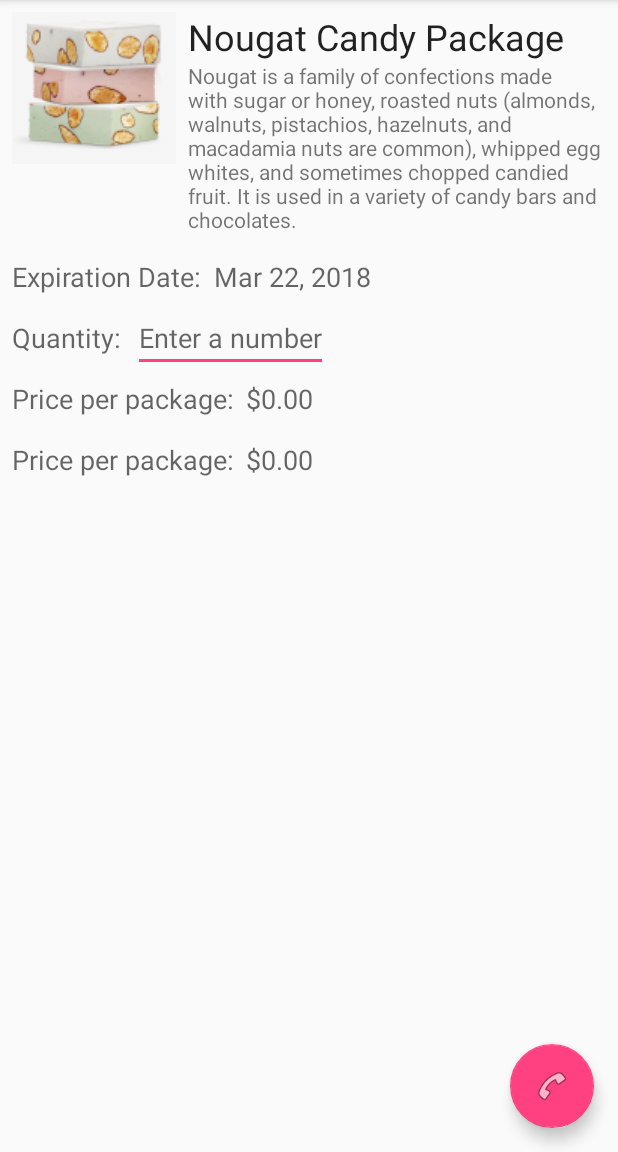
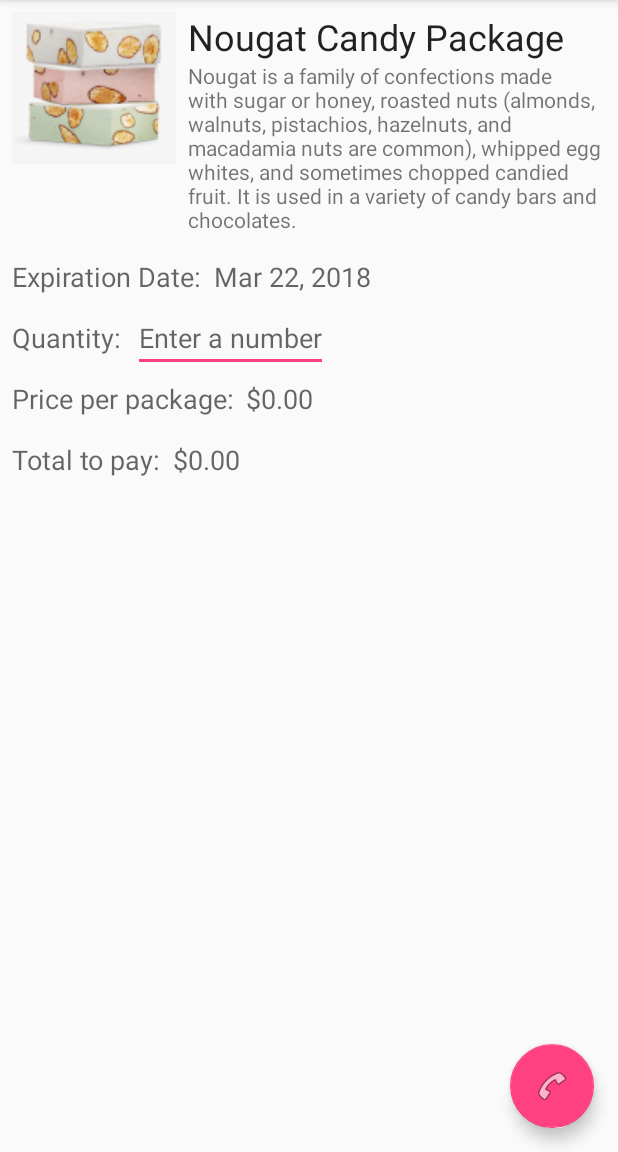
Before and after one commit to bryonnicoson-Android-Certification/LocaleText, an Android app: the screen it shows after launch (MainActivity), on a phone screen of 412 x 824 dp, the part 84-1236 px from its top. Run offline under Robolectric (Android 15) with nearby library versions, the phone set to English and light mode, and no system bars.

Commit message:
Local number formatting

```diff
--- a/app/src/main/java/com/example/android/localetext/MainActivity.java
+++ b/app/src/main/java/com/example/android/localetext/MainActivity.java
@@ -16,18 +16,26 @@
 
 package com.example.android.localetext;
 
+import android.content.Context;
 import android.content.Intent;
 import android.os.Bundle;
 import android.provider.Settings;
 import android.support.design.widget.FloatingActionButton;
 import android.support.v7.app.AppCompatActivity;
 import android.support.v7.widget.Toolbar;
+import android.util.Log;
+import android.view.KeyEvent;
 import android.view.Menu;
 import android.view.MenuItem;
 import android.view.View;
+import android.view.inputmethod.EditorInfo;
+import android.view.inputmethod.InputMethodManager;
+import android.widget.EditText;
 import android.widget.TextView;
 
 import java.text.DateFormat;
+import java.text.NumberFormat;
+import java.text.ParseException;
 import java.util.Date;
 import java.util.concurrent.TimeUnit;
 
@@ -36,6 +44,11 @@ import java.util.concurrent.TimeUnit;
  * a floating action button, an options menu, and the app bar.
  */
 public class MainActivity extends AppCompatActivity {
+
+    private static final String TAG = MainActivity.class.getSimpleName();
+    private NumberFormat mNumberFormat = NumberFormat.getInstance();
+
+    private int mInputQuantity = 1;
 
     /**
      * Creates the view with a toolbar for the options menu
@@ -63,11 +76,42 @@ public class MainActivity extends AppCompatActivity {
         final Date myDate = new Date();
         final long expirationDate = myDate.getTime() + TimeUnit.DAYS.toMillis(5);
         myDate.setTime(expirationDate);
-        // todo: format date for locale
+        // Format date for locale
         String myFormattedDate = DateFormat.getDateInstance().format(myDate);
         // Display formatted date
         TextView expirationDateView = findViewById(R.id.date);
         expirationDateView.setText(myFormattedDate);
+
+        // Add an onEditorActionListener to the EditText
+        final EditText enteredQuantity = findViewById(R.id.quantity);
+        enteredQuantity.setOnEditorActionListener(new EditText.OnEditorActionListener() {
+            @Override
+            public boolean onEditorAction(TextView v, int actionId, KeyEvent event) {
+
+                if (actionId == EditorInfo.IME_ACTION_DONE) {
+                    // close keyboard
+                    InputMethodManager imm = (InputMethodManager)
+                            v.getContext().getSystemService(Context.INPUT_METHOD_SERVICE);
+                    imm.hideSoftInputFromWindow(v.getWindowToken(), 0);
+
+                    // parse quantity EditText String in View v to int
+                    try {
+                        mInputQuantity = mNumberFormat.parse(v.getText().toString()).intValue();
+                        v.setError(null);
+                    } catch (ParseException e) {
+                        Log.e(TAG, Log.getStackTraceString(e));
+                        v.setError(getText(R.string.quantity_hint));
+                        return false;
+                    }
+                    // convert to string using locale's number format
+                    String myFormattedQuantity = mNumberFormat.format(mInputQuantity);
+                    v.setText(myFormattedQuantity);
+                    return true;
+                }
+                return false;
+            }
+        });
+
     }
 
     /**
--- a/app/src/main/res/layout/content_main.xml
+++ b/app/src/main/res/layout/content_main.xml
@@ -111,6 +111,8 @@ limitations under the License. -->
         android:layout_height="wrap_content"
         android:layout_marginLeft="@dimen/standard_margin"
         android:layout_marginStart="@dimen/standard_margin"
+        android:inputType="number"
+        style="@android:style/Widget.EditText"
         android:hint="@string/quantity_hint"
         app:layout_constraintBaseline_toBaselineOf="@id/quantity_label"
         app:layout_constraintLeft_toRightOf="@id/quantity_label"
@@ -149,7 +151,7 @@ limitations under the License. -->
         android:layout_marginLeft="@dimen/standard_margin"
         android:layout_marginStart="@dimen/standard_margin"
         android:layout_marginTop="@dimen/double_margin"
-        android:text="@string/price"
+        android:text="@string/total"
         android:textAppearance="@style/TextAppearance.AppCompat.Medium"
         app:layout_constraintLeft_toLeftOf="parent"
         app:layout_constraintStart_toStartOf="parent"
```
Also changed, not shown: 1 other file.
